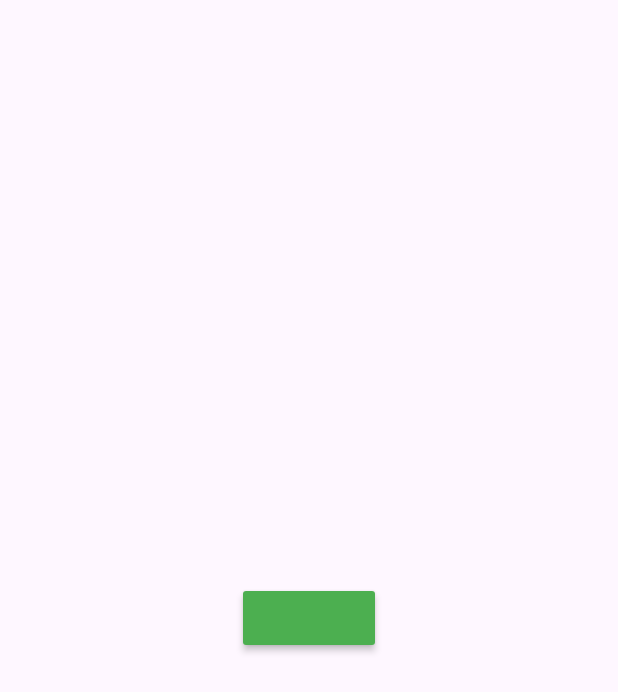
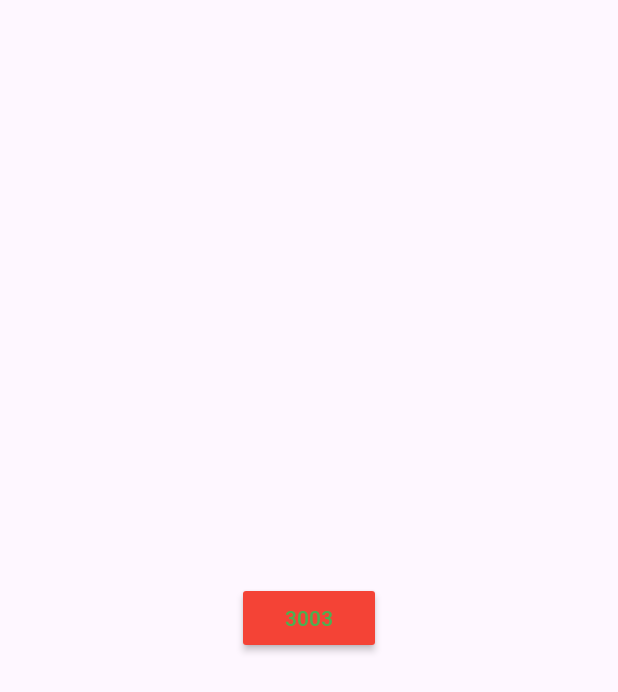
Before and after one commit to ToshevaDurdona1349/ngdemo1, a Flutter app: the screen it shows after launch, after a tap on "Open", on a phone screen of 412 x 824 dp. Shown: the top 692 px of the screen. Run offline on Flutter 3.47's test engine with Material 3 defaults, Android fonts, the phone set to English and light mode, and no system bars.

Commit message:
reference and return

```diff
--- a/lib/main.dart
+++ b/lib/main.dart
@@ -1,5 +1,7 @@
 import 'package:flutter/material.dart';
+import 'package:ngdemo1/page/details_page.dart';
 import 'package:ngdemo1/page/home_page.dart';
+import 'package:ngdemo1/page/settings_page.dart';
 
 void main() {
   runApp(const MyApp());
@@ -17,6 +19,11 @@ class MyApp extends StatelessWidget {
 
       ),
       home: const HomePage(),
+      routes: {
+        HomePage.id:(context)=>HomePage(),
+        DetailsPage.id:(context)=>DetailsPage(),
+        SettingsPage.id:(context)=>SettingsPage(),
+      },
     );
   }
 }
--- a/lib/page/home_page.dart
+++ b/lib/page/home_page.dart
@@ -1,7 +1,9 @@
 import 'package:flutter/material.dart';
 import 'package:ngdemo1/page/details_page.dart';
+import 'package:ngdemo1/page/settings_page.dart';
 
 class HomePage extends StatefulWidget {
+  static const String id="home_page";
   const HomePage({super.key});
 
   @override
@@ -9,11 +11,33 @@ class HomePage extends StatefulWidget {
 }
 
 class _HomePageState extends State<HomePage> {
+
   Future _openDetails() async {
-    Navigator.of(context)
-        .push(MaterialPageRoute(builder: (BuildContext context) {
-      return const DetailsPage();
+    String userId="100012";
+    Navigator.of(context).push(MaterialPageRoute(builder: (BuildContext context) {
+      return DetailsPage(userId: userId,);
     }));
+  }
+  Future _openDetails2() async {
+    String userId="100012";
+    Map result= await Navigator.of(context).pushReplacement(MaterialPageRoute(builder: (BuildContext context) {
+      return DetailsPage(userId: userId,);
+    }));
+    if(result !=null&& result.containsKey("data")){
+      print(result["data"]);
+    }else{
+      print("Nothing");
+    }
+  }
+  Future _openDetails3() async {
+    String userId="3003";
+    Navigator.of(context).pushNamed(SettingsPage.id,arguments: userId);
+
+  }
+  Future _openDetails4() async {
+    String userId="3003";
+    Navigator.of(context).pop(SettingsPage.id,);
+
   }
 
   @override
@@ -25,7 +49,8 @@ class _HomePageState extends State<HomePage> {
           textColor: Colors.white,
           child: const Text("Open"),
           onPressed: () {
-            _openDetails();
+            _openDetails3();
+            // _openDetails4();
           },
         ),
       ),
--- /dev/null
+++ b/lib/page/settings_page.dart
@@ -0,0 +1,26 @@
+import 'package:flutter/material.dart';
+
+class SettingsPage extends StatefulWidget {
+  static const String id="settings_page";
+  const SettingsPage({super.key});
+
+  @override
+  State<SettingsPage> createState() => _SettingsPageState();
+}
+
+class _SettingsPageState extends State<SettingsPage> {
+  @override
+  Widget build(BuildContext context) {
+    final userId=ModalRoute.of(context)?.settings.arguments as String?;
+    return Scaffold(
+      body: Center(
+        child: MaterialButton(
+          color: Colors.red,
+          textColor:Colors.green,
+        child: Text(userId?? "Did not get any value"),
+        onPressed: () {  },
+        ),
+      ),
+    );
+  }
+}
```
Also changed, not shown: lib/page/details_page.dart (+20 -2 lines).
